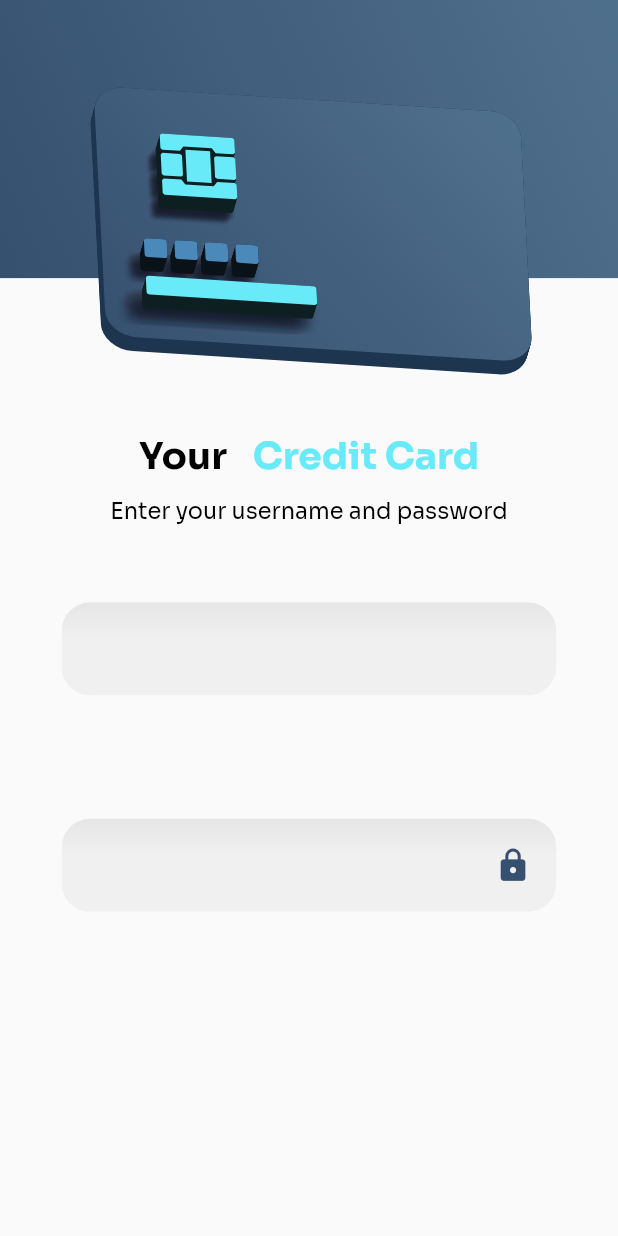
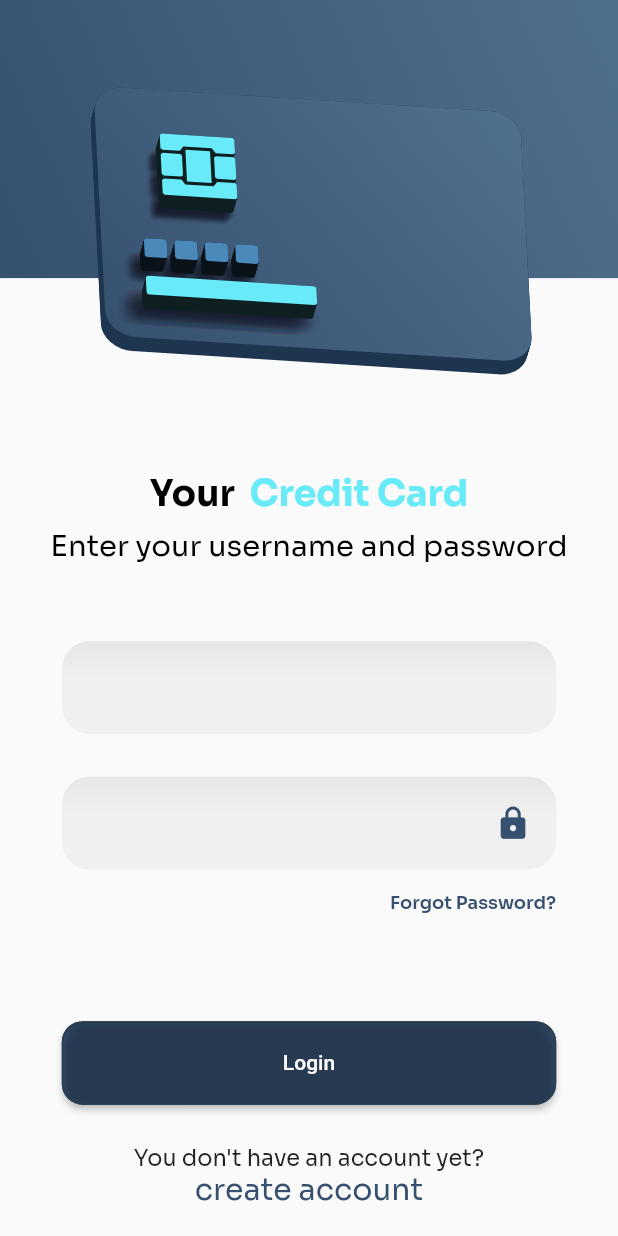
Before and after one commit to dalyathan/Credit-Card, a Flutter app: the screen it shows after launch, on a phone screen of 412 x 824 dp. Run offline on Flutter 3.47's test engine with Material 2 defaults, Android fonts, the phone set to English and light mode, and no system bars; our stand-ins replace google_fonts.

Commit message:
done with the first page

```diff
--- a/lib/routes/login.dart
+++ b/lib/routes/login.dart
@@ -3,6 +3,7 @@ import 'package:flutter/material.dart';
 
 import '../widgets/containers/login/form.dart';
 import '../widgets/containers/login/header.dart';
+import '../widgets/containers/login/no_account.dart';
 
 class LoginRoute extends StatelessWidget {
   const LoginRoute({Key? key}) : super(key: key);
@@ -13,7 +14,7 @@ class LoginRoute extends StatelessWidget {
     double creditCard3dHeightRatio = 0.225;
     double titleheightRatio = 0.075;
     double largeSpacerRatio = 0.125;
-    double formHeightRatio = 0.25;
+    double formHeightRatio = 0.375;
     return Scaffold(
       body: SafeArea(
           child: SingleChildScrollView(
@@ -22,7 +23,7 @@ class LoginRoute extends StatelessWidget {
             CreditCard3DContainer(
                 height: size.height * creditCard3dHeightRatio),
             SizedBox(
-              height: size.height * largeSpacerRatio,
+              height: size.height * largeSpacerRatio * 1.25,
             ),
             Center(
               child: LoginFormHead(
@@ -36,7 +37,15 @@ class LoginRoute extends StatelessWidget {
               child: LoginFormContainer(
                 height: size.height * formHeightRatio,
               ),
-            )
+            ),
+            SizedBox(
+              height: size.height * largeSpacerRatio * 0.25,
+            ),
+            Center(
+              child: NoAccountContainer(
+                height: size.height * 0.2,
+              ),
+            ),
           ],
         ),
       )),
--- /dev/null
+++ b/lib/widgets/containers/login/button.dart
@@ -0,0 +1,46 @@
+import 'package:credit_card/theme.dart';
+import 'package:flutter/material.dart';
+
+class LoginButton extends StatelessWidget {
+  final double width;
+  final double height;
+  const LoginButton({Key? key, required this.width, required this.height})
+      : super(key: key);
+
+  @override
+  Widget build(BuildContext context) {
+    double borderRadiusRatio = 0.25;
+    return Container(
+      width: width,
+      height: height,
+      decoration: ShapeDecoration(
+        gradient: const LinearGradient(
+          colors: [Color.fromRGBO(41, 62, 81, 1), MyTheme.darkBlue],
+          begin: Alignment.topCenter,
+          end: Alignment.bottomCenter,
+          stops: [0.0, 0.175],
+          tileMode: TileMode.clamp,
+        ),
+        shape: RoundedRectangleBorder(
+          borderRadius:
+              BorderRadius.all(Radius.circular(height * borderRadiusRatio)),
+        ),
+      ),
+      child: ElevatedButton(
+        style: ButtonStyle(
+          backgroundColor: MaterialStateProperty.all<Color>(Colors.transparent),
+          shape: MaterialStateProperty.all<RoundedRectangleBorder>(
+            RoundedRectangleBorder(
+              borderRadius: BorderRadius.circular(height * borderRadiusRatio),
+              side: const BorderSide(
+                color: Color.fromRGBO(41, 62, 81, 1),
+              ),
+            ),
+          ),
+        ),
+        onPressed: () {},
+        child: const Text('Login'),
+      ),
+    );
+  }
+}
--- a/lib/widgets/containers/login/form.dart
+++ b/lib/widgets/containers/login/form.dart
@@ -1,6 +1,8 @@
 import 'package:credit_card/theme.dart';
 import 'package:flutter/material.dart';
+import 'package:google_fonts/google_fonts.dart';
 
+import 'button.dart';
 import 'textfield.dart';
 
 class LoginFormContainer extends StatelessWidget {
@@ -10,7 +12,7 @@ class LoginFormContainer extends StatelessWidget {
   @override
   Widget build(BuildContext context) {
     Size size = MediaQuery.of(context).size;
-    double textfieldHeight = 0.3 * height;
+    double textfieldHeight = 0.2 * height;
     double textfieldWidth = size.width * 0.8;
     return SizedBox(
       height: height,
@@ -22,10 +24,38 @@ class LoginFormContainer extends StatelessWidget {
             height: textfieldHeight,
             width: textfieldWidth,
           ),
+          const Spacer(
+            flex: 2,
+          ),
           TextfieldContainer(
               height: textfieldHeight,
               width: textfieldWidth,
-              isPasswordField: true)
+              isPasswordField: true),
+          const Spacer(
+            flex: 1,
+          ),
+          SizedBox(
+            width: size.width * 0.8,
+            height: height * 0.05,
+            child: Align(
+              alignment: Alignment.topRight,
+              child: FittedBox(
+                fit: BoxFit.fitHeight,
+                child: Text(
+                  "Forgot Password?",
+                  style: GoogleFonts.sora(
+                      color: MyTheme.darkBlue, fontWeight: FontWeight.w600),
+                ),
+              ),
+            ),
+          ),
+          const Spacer(
+            flex: 5,
+          ),
+          LoginButton(
+            height: textfieldHeight * 0.9,
+            width: textfieldWidth,
+          )
         ],
       ),
     );
--- a/lib/widgets/containers/login/header.dart
+++ b/lib/widgets/containers/login/header.dart
@@ -21,33 +21,51 @@ class LoginFormHead extends StatelessWidget {
             Row(
               children: [
                 const Spacer(
-                  flex: 3,
+                  flex: 6,
                 ),
-                Text(
+                SizedBox(
+                  height: height * 0.5,
+                  child: FittedBox(
+                    fit: BoxFit.fitHeight,
+                    child: Text(
                       "Your",
                       style: GoogleFonts.sora(
                           color: Colors.black,
                           fontSize: 25,
                           fontWeight: FontWeight.bold),
                     ),
+                  ),
+                ),
                 const Spacer(
                   flex: 1,
                 ),
-                Text(
+                SizedBox(
+                  height: height * 0.5,
+                  child: FittedBox(
+                    fit: BoxFit.fitHeight,
+                    child: Text(
                       "Credit Card",
                       style: GoogleFonts.sora(
                           color: MyTheme.lightBlue,
                           fontSize: 25,
                           fontWeight: FontWeight.bold),
                     ),
+                  ),
+                ),
                 const Spacer(
-                  flex: 3,
+                  flex: 6,
                 ),
               ],
             ),
-            Text(
+            SizedBox(
+              height: height * 0.4,
+              child: FittedBox(
+                fit: BoxFit.fitHeight,
+                child: Text(
                   "Enter your username and password",
                   style: GoogleFonts.sora(color: Colors.black, fontSize: 15),
+                ),
+              ),
             )
           ],
         ),
--- /dev/null
+++ b/lib/widgets/containers/login/no_account.dart
@@ -0,0 +1,27 @@
+import 'package:credit_card/theme.dart';
+import 'package:flutter/material.dart';
+import 'package:google_fonts/google_fonts.dart';
+
+class NoAccountContainer extends StatelessWidget {
+  final double height;
+  const NoAccountContainer({Key? key, required this.height}) : super(key: key);
+
+  @override
+  Widget build(BuildContext context) {
+    return SizedBox(
+      height: height,
+      child: Column(
+        children: [
+          Text(
+            "You don't have an account yet?",
+            style: GoogleFonts.sora(fontSize: 15),
+          ),
+          Text(
+            "create account",
+            style: GoogleFonts.sora(color: MyTheme.darkBlue, fontSize: 20),
+          )
+        ],
+      ),
+    );
+  }
+}
```
Lines whose indentation alone changed are shown as unchanged.
